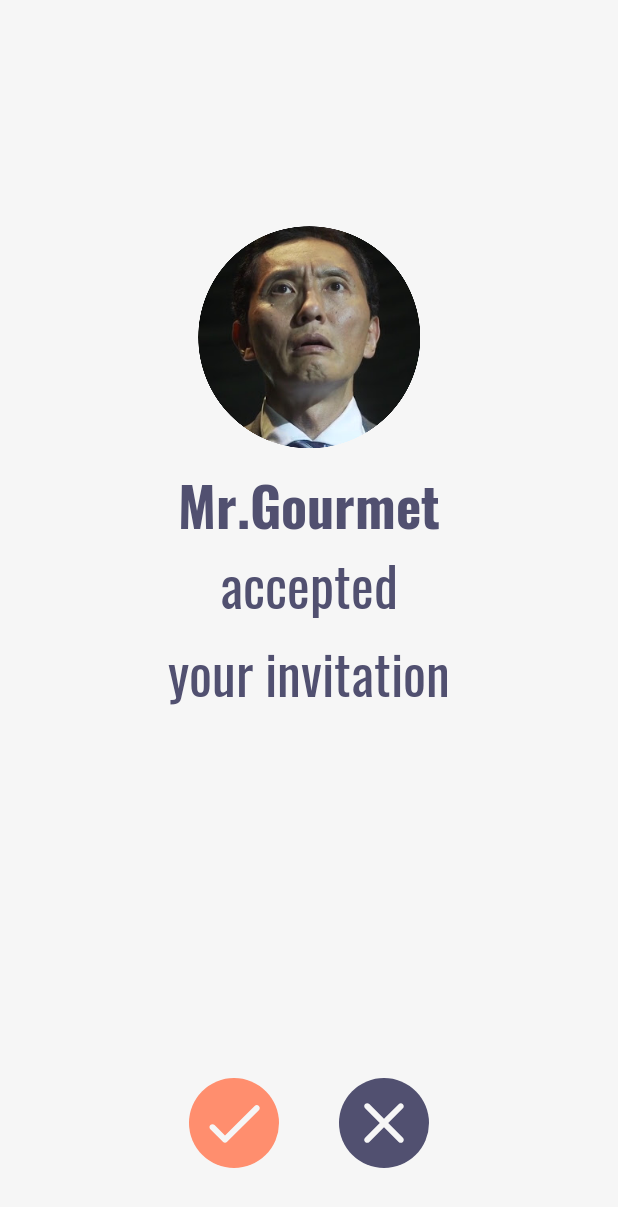
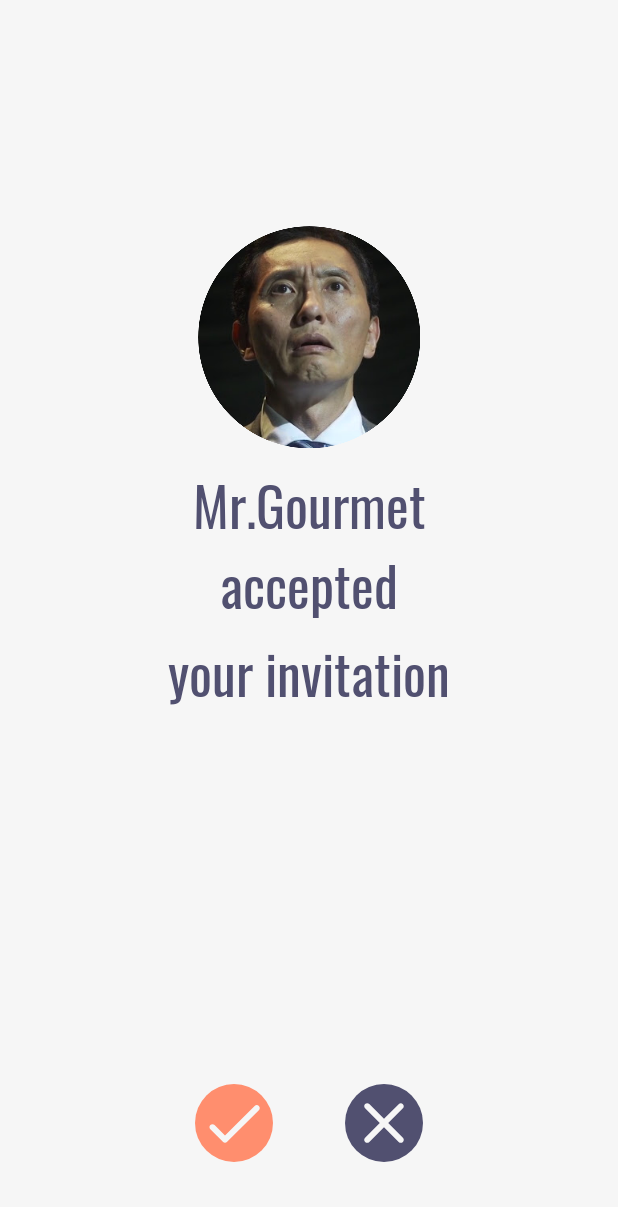
Before and after one commit to coeater/coeater-android, an Android app: the layout fragment_oneonone_matching.xml on its own in the app's theme, with its tools: preview values and no code run, on a phone screen of 412 x 824 dp. Shown: the top 1207 px of the screen. Run offline under Robolectric (Android 15) with nearby library versions, the phone set to English and light mode, and no system bars.

Commit message:
connecting, matching fragment 제작

```diff
--- a/app/build.gradle
+++ b/app/build.gradle
@@ -37,7 +37,6 @@ dependencies {
     // View
     implementation 'com.android.support:recyclerview-v7:28.0.0'
     implementation 'androidx.constraintlayout:constraintlayout:1.1.3'
-    implementation 'de.hdodenhof:circleimageview:3.1.0'
 
     // WEBRTC
     implementation 'org.webrtc:google-webrtc:1.0.22672'
--- /dev/null
+++ b/app/src/main/res/drawable/circle_dusk.xml
@@ -0,0 +1,13 @@
+<?xml version="1.0" encoding="utf-8"?>
+<layer-list xmlns:android="http://schemas.android.com/apk/res/android">
+    <item
+        android:top="4dp"
+        android:right="4dp"
+        android:bottom="4dp"
+        android:left="4dp">
+        <shape
+            android:shape="oval">
+            <solid android:color="@color/dusk" />
+        </shape>
+    </item>
+</layer-list>
--- /dev/null
+++ b/app/src/main/res/drawable/circle_salmon.xml
@@ -0,0 +1,13 @@
+<?xml version="1.0" encoding="utf-8"?>
+<layer-list xmlns:android="http://schemas.android.com/apk/res/android">
+    <item
+        android:top="4dp"
+        android:right="4dp"
+        android:bottom="4dp"
+        android:left="4dp">
+        <shape
+            android:shape="oval">
+            <solid android:color="@color/salmon" />
+        </shape>
+    </item>
+</layer-list>
--- a/app/src/main/res/layout/fragment_oneonone_matching.xml
+++ b/app/src/main/res/layout/fragment_oneonone_matching.xml
@@ -7,7 +7,7 @@
     android:background="@color/white"
     >
 
-    <de.hdodenhof.circleimageview.CircleImageView
+    <ImageView
         android:id="@+id/iv_profile"
         android:layout_width="150dp"
         android:layout_height="150dp"
@@ -27,7 +27,7 @@
         app:layout_constraintEnd_toEndOf="parent"
         app:layout_constraintTop_toBottomOf="@id/iv_profile"
         android:textSize="36dp"
-        android:fontFamily="@font/oswald_bold"
+        android:fontFamily="@font/regular"
         tools:text="Mr.Gourmet"
         android:textColor="@color/dusk"/>
 
@@ -65,15 +65,17 @@
         app:layout_constraintEnd_toEndOf="parent"
         app:layout_constraintBottom_toBottomOf="parent">
         <RelativeLayout
+            android:id="@+id/layout_accept"
             android:layout_width="60dp"
             android:layout_height="60dp">
-            <de.hdodenhof.circleimageview.CircleImageView
+            <ImageView
+                android:id="@+id/bg_accept"
+                android:layout_width="match_parent"
+                android:layout_height="match_parent"
+                android:src="@drawable/circle_salmon">
+            </ImageView>
+            <ImageView
                 android:id="@+id/button_accept"
-                android:layout_width="60dp"
-                android:layout_height="60dp"
-                android:src="@color/salmon">
-            </de.hdodenhof.circleimageview.CircleImageView>
-            <ImageView
                 android:layout_width="48dp"
                 android:layout_height="48dp"
                 android:layout_centerHorizontal="true"
@@ -82,19 +84,22 @@
         </RelativeLayout>
 
         <LinearLayout
+            android:id="@+id/linearLayout"
             android:layout_width="40dp"
-            android:layout_height="match_parent"/>
+            android:layout_height="match_parent"
+            android:orientation="horizontal" />
 
         <RelativeLayout
             android:layout_width="60dp"
             android:layout_height="60dp">
-            <de.hdodenhof.circleimageview.CircleImageView
+            <ImageView
+                android:id="@+id/bg_close"
+                android:layout_width="match_parent"
+                android:layout_height="match_parent"
+                android:src="@drawable/circle_dusk">
+            </ImageView>
+            <ImageView
                 android:id="@+id/button_close"
-                android:layout_width="60dp"
-                android:layout_height="60dp"
-                android:src="@color/dusk">
-            </de.hdodenhof.circleimageview.CircleImageView>
-            <ImageView
                 android:layout_width="48dp"
                 android:layout_height="48dp"
                 android:layout_centerHorizontal="true"
```
Also changed, not shown: app/src/main/java/com/coeater/android/main/fragment/OneOnOneConnectingFragment.kt (added, +35 -0 lines), app/src/main/java/com/coeater/android/main/fragment/OneOnOneMatchingFragment.kt (added, +66 -0 lines), app/src/main/res/drawable/circle_white.xml (added, +13 -0 lines), app/src/main/res/layout/fragment_oneonone_connecting.xml (+5 -7 lines).
